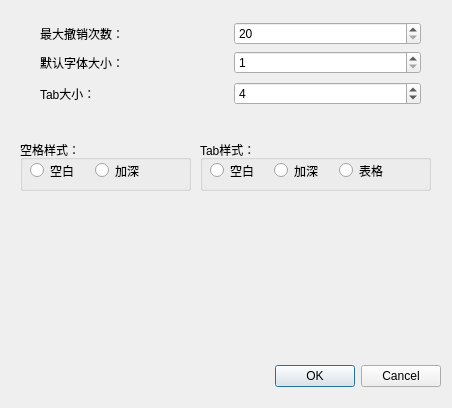
The window that src/settingdlg.ui (DiscreteTom/MiniWord) describes before a commit, drawn with Qt 5.
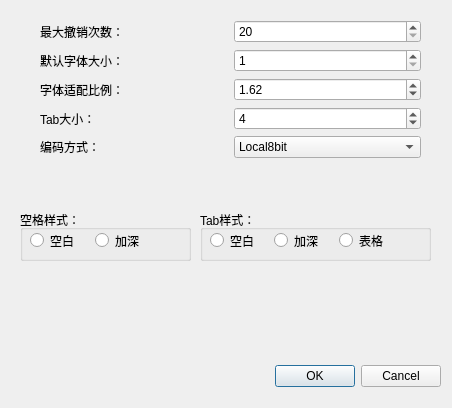
The same window after the commit.

```diff
--- a/src/settingdlg.ui
+++ b/src/settingdlg.ui
@@ -33,7 +33,7 @@
    <property name="geometry">
     <rect>
      <x>20</x>
-     <y>140</y>
+     <y>210</y>
      <width>171</width>
      <height>51</height>
     </rect>
@@ -78,7 +78,7 @@
    <property name="geometry">
     <rect>
      <x>200</x>
-     <y>140</y>
+     <y>210</y>
      <width>231</width>
      <height>51</height>
     </rect>
@@ -135,7 +135,7 @@
      <x>40</x>
      <y>20</y>
      <width>381</width>
-     <height>87</height>
+     <height>140</height>
     </rect>
    </property>
    <layout class="QVBoxLayout" name="verticalLayout_2">
@@ -182,6 +182,30 @@
       </item>
      </layout>
     </item>
+    <item>
+     <layout class="QHBoxLayout" name="horizontalLayout_3">
+      <item>
+       <widget class="QLabel" name="label_5">
+        <property name="text">
+         <string>字体适配比例：</string>
+        </property>
+       </widget>
+      </item>
+      <item>
+       <widget class="QDoubleSpinBox" name="paintFontK">
+        <property name="minimum">
+         <double>1.000000000000000</double>
+        </property>
+        <property name="maximum">
+         <double>2.000000000000000</double>
+        </property>
+        <property name="value">
+         <double>1.620000000000000</double>
+        </property>
+       </widget>
+      </item>
+     </layout>
+    </item>
     <item>
      <layout class="QHBoxLayout" name="horizontalLayout_4">
       <item>
@@ -206,6 +230,36 @@
       </item>
      </layout>
     </item>
+    <item>
+     <layout class="QHBoxLayout" name="horizontalLayout_7">
+      <item>
+       <widget class="QLabel" name="label_3">
+        <property name="text">
+         <string>编码方式：</string>
+        </property>
+       </widget>
+      </item>
+      <item>
+       <widget class="QComboBox" name="codeStyleCB">
+        <item>
+         <property name="text">
+          <string>Local8bit</string>
+         </property>
+        </item>
+        <item>
+         <property name="text">
+          <string>utf8</string>
+         </property>
+        </item>
+        <item>
+         <property name="text">
+          <string>默认</string>
+         </property>
+        </item>
+       </widget>
+      </item>
+     </layout>
+    </item>
    </layout>
   </widget>
   <zorder>buttonBox</zorder>
```
Left out of the diff: 16 changed lines with no effect on the pictures.
